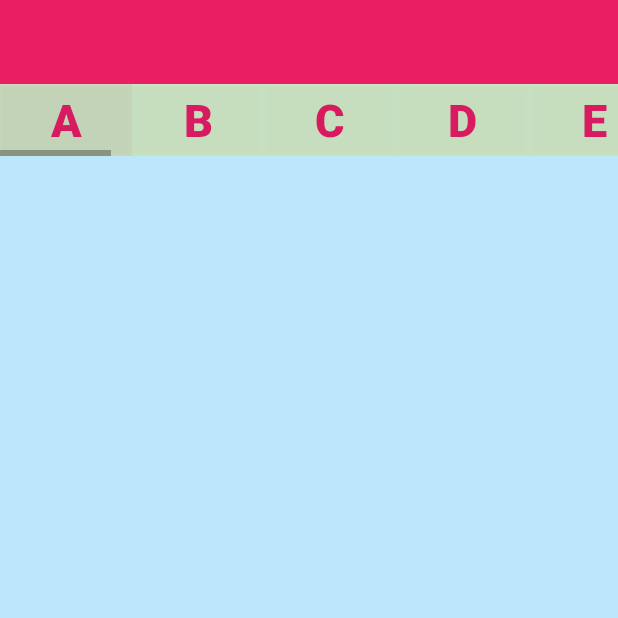
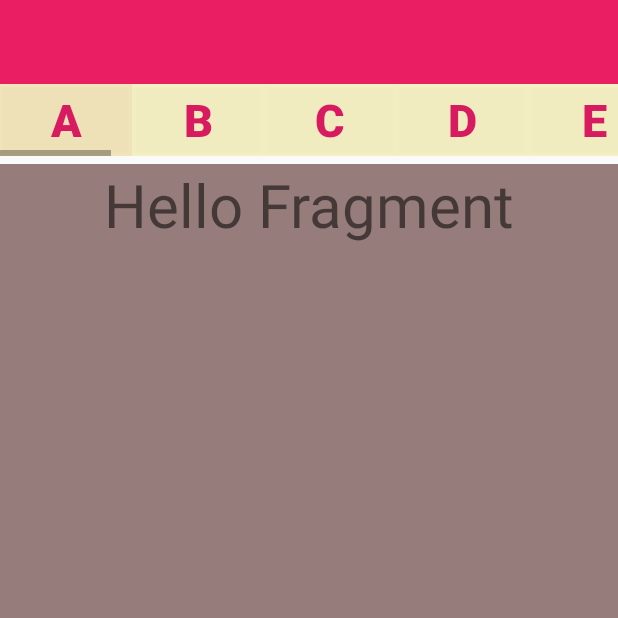
Before and after one commit to anjum-mech/Babysweetnames, an Android app: the BoyActivity screen opened directly, with no data from a screen before it, on a phone screen of 412 x 824 dp, the top half of it. Run offline under Robolectric (Android 15) with nearby library versions, the phone set to English and light mode, and no system bars.

Commit message:
add fragment

```diff
--- a/app/build.gradle
+++ b/app/build.gradle
@@ -25,10 +25,11 @@ android {
 
 dependencies {
     implementation fileTree(dir: 'libs', include: ['*.jar'])
-    implementation"org.jetbrains.kotlin:kotlin-stdlib-jdk7:$kotlin_version"
+    implementation "org.jetbrains.kotlin:kotlin-stdlib-jdk7:$kotlin_version"
     implementation 'androidx.appcompat:appcompat:1.1.0'
     implementation 'androidx.core:core-ktx:1.2.0'
     implementation 'androidx.constraintlayout:constraintlayout:1.1.3'
+    implementation 'androidx.legacy:legacy-support-v4:1.0.0'
     testImplementation 'junit:junit:4.12'
     androidTestImplementation 'androidx.test.ext:junit:1.1.1'
     androidTestImplementation 'androidx.test.espresso:espresso-core:3.2.0'
--- a/app/src/main/java/com/example/babysweetnames/BoyActivity.kt
+++ b/app/src/main/java/com/example/babysweetnames/BoyActivity.kt
@@ -2,11 +2,36 @@ package com.example.babysweetnames
 
 import android.os.Bundle
 import androidx.appcompat.app.AppCompatActivity
+import com.example.babysweetnames.boyfragments.A1Fragment
+import com.example.babysweetnames.boyfragments.B1Fragment
+import kotlinx.android.synthetic.main.activity_boy.*
 
 class BoyActivity : AppCompatActivity(){
 
     override fun onCreate(savedInstanceState: Bundle?) {
         super.onCreate(savedInstanceState)
         setContentView(R.layout.activity_boy)
+
+        loadA1(A1Fragment())
+        btnA1.setOnClickListener {
+            loadA1(A1Fragment())
+        }
+        btnB1.setOnClickListener {
+            loadB1(B1Fragment())
+        }
+
+
+    }
+
+    private fun loadA1(frag1 : A1Fragment){
+        val ft = supportFragmentManager.beginTransaction()
+        ft.replace(R.id.fragmentboy,frag1)
+        ft.commit()
+    }
+
+    private fun loadB1(frag2 : B1Fragment){
+        val ft = supportFragmentManager.beginTransaction()
+        ft.replace(R.id.fragmentboy,frag2)
+        ft.commit()
     }
 }
--- /dev/null
+++ b/app/src/main/java/com/example/babysweetnames/boyfragments/A1Fragment.kt
@@ -0,0 +1,17 @@
+package com.example.babysweetnames.boyfragments
+
+import android.os.Bundle
+import androidx.fragment.app.Fragment
+import android.view.LayoutInflater
+import android.view.View
+import android.view.ViewGroup
+import com.example.babysweetnames.R
+
+
+class A1Fragment : Fragment() {
+
+    override fun onCreateView(inflater: LayoutInflater, container: ViewGroup?, savedInstanceState: Bundle?): View? {
+        return LayoutInflater.from(container?.context).inflate(R.layout.fragment_a1,container,false)
+    }
+
+}
--- /dev/null
+++ b/app/src/main/java/com/example/babysweetnames/boyfragments/B1Fragment.kt
@@ -0,0 +1,17 @@
+package com.example.babysweetnames.boyfragments
+
+import android.os.Bundle
+import androidx.fragment.app.Fragment
+import android.view.LayoutInflater
+import android.view.View
+import android.view.ViewGroup
+import com.example.babysweetnames.R
+
+
+class B1Fragment : Fragment() {
+
+    override fun onCreateView(inflater: LayoutInflater, container: ViewGroup?, savedInstanceState: Bundle?): View? {
+        return LayoutInflater.from(container?.context).inflate(R.layout.fragment_b1,container,false)
+    }
+
+}
--- a/app/src/main/res/layout-land/activity_main.xml
+++ b/app/src/main/res/layout-land/activity_main.xml
@@ -7,7 +7,7 @@
     android:layout_height="match_parent"
     tools:context=".MainActivity"
     android:id="@+id/Welcome"
-    android:background="@drawable/sall"
+    android:background="@drawable/first"
     android:orientation="horizontal">
 
 
--- a/app/src/main/res/layout/activity_boy.xml
+++ b/app/src/main/res/layout/activity_boy.xml
@@ -1,8 +1,7 @@
 <?xml version="1.0" encoding="utf-8"?>
 <LinearLayout xmlns:android="http://schemas.android.com/apk/res/android"
     android:orientation="vertical" android:layout_width="match_parent"
-    android:layout_height="match_parent"
-    android:background="#4003A9F4">
+    android:layout_height="match_parent">
 
     <Toolbar
         android:layout_width="match_parent"
@@ -21,268 +20,277 @@
 
 
             <Button
+                android:id="@+id/btnA1"
                 android:layout_width="wrap_content"
                 android:layout_height="wrap_content"
-        android:text="A"
+                android:background="#40F3BE1D"
+                android:text="@string/A"
+                android:textColor="@color/colorAccent"
                 android:textSize="30dp"
-        android:id="@+id/A1"
-        android:textStyle="bold"
-        android:textColor="@color/colorAccent"
-        android:background="#40F3BE1D"/>
+                android:textStyle="bold" />
 
             <Button
+                android:id="@+id/btnB1"
                 android:layout_width="wrap_content"
                 android:layout_height="wrap_content"
-        android:text="B"
+                android:background="#40FFEB3B"
+                android:text="@string/B"
+                android:textColor="@color/colorAccent"
                 android:textSize="30dp"
-        android:id="@+id/B1"
-        android:textStyle="bold"
-        android:textColor="@color/colorAccent"
-        android:background="#40FFEB3B"/>
+                android:textStyle="bold" />
 
             <Button
+                android:id="@+id/btnC1"
                 android:layout_width="wrap_content"
                 android:layout_height="wrap_content"
-        android:text="C"
+                android:background="#40FFEB3B"
+                android:text="@string/C"
+                android:textColor="@color/colorAccent"
                 android:textSize="30dp"
-        android:id="@+id/C1"
-        android:textStyle="bold"
-        android:background="#40FFEB3B"
-        android:textColor="@color/colorAccent"/>
+                android:textStyle="bold" />
 
             <Button
+                android:id="@+id/btnD1"
                 android:layout_width="wrap_content"
                 android:layout_height="wrap_content"
-        android:text="D"
+                android:background="#40FFEB3B"
+                android:text="@string/D"
+                android:textColor="@color/colorAccent"
                 android:textSize="30dp"
-        android:id="@+id/D1"
-        android:textStyle="bold"
-        android:background="#40FFEB3B"
-        android:textColor="@color/colorAccent"/>
+                android:textStyle="bold" />
 
             <Button
+                android:id="@+id/btnE1"
                 android:layout_width="wrap_content"
                 android:layout_height="wrap_content"
-        android:text="E"
+                android:background="#40FFEB3B"
+                android:text="@string/E"
+                android:textColor="@color/colorAccent"
                 android:textSize="30dp"
-        android:id="@+id/E1"
-        android:textStyle="bold"
-        android:background="#40FFEB3B"
-        android:textColor="@color/colorAccent"/>
+                android:textStyle="bold" />
 
 
             <Button
+                android:id="@+id/btnF1"
                 android:layout_width="wrap_content"
                 android:layout_height="wrap_content"
-        android:text="F"
+                android:background="#40FFEB3B"
+                android:text="@string/F"
+                android:textColor="@color/colorAccent"
                 android:textSize="30dp"
-        android:id="@+id/F1"
-        android:textStyle="bold"
-        android:background="#40FFEB3B"
-        android:textColor="@color/colorAccent"/>
+                android:textStyle="bold" />
 
             <Button
+                android:id="@+id/btnG1"
                 android:layout_width="wrap_content"
                 android:layout_height="wrap_content"
-        android:text="G"
+                android:background="#40FFEB3B"
+                android:text="@string/G"
+                android:textColor="@color/colorAccent"
                 android:textSize="30dp"
-        android:id="@+id/G1"
-        android:textStyle="bold"
-        android:background="#40FFEB3B"
-        android:textColor="@color/colorAccent"/>
+                android:textStyle="bold" />
 
             <Button
+                android:id="@+id/btnH1"
                 android:layout_width="wrap_content"
                 android:layout_height="wrap_content"
-        android:text="H"
+                android:background="#40FFEB3B"
+                android:text="@string/H"
+                android:textColor="@color/colorAccent"
                 android:textSize="30dp"
-        android:id="@+id/H1"
-        android:textStyle="bold"
-        android:background="#40FFEB3B"
-        android:textColor="@color/colorAccent"/>
+                android:textStyle="bold" />
 
             <Button
+                android:id="@+id/btnI1"
                 android:layout_width="wrap_content"
                 android:layout_height="wrap_content"
-        android:text="I"
+                android:background="#40FFEB3B"
+                android:text="@string/I"
+                android:textColor="@color/colorAccent"
                 android:textSize="30dp"
-        android:id="@+id/I1"
-        android:textStyle="bold"
-        android:background="#40FFEB3B"
-        android:textColor="@color/colorAccent"/>
+                android:textStyle="bold" />
 
             <Button
+                android:id="@+id/btnJ1"
                 android:layout_width="wrap_content"
                 android:layout_height="wrap_content"
-        android:text="J"
+                android:background="#40FFEB3B"
+                android:text="@string/J"
+                android:textColor="@color/colorAccent"
                 android:textSize="30dp"
-        android:id="@+id/J1"
-        android:textStyle="bold"
-        android:background="#40FFEB3B"
-        android:textColor="@color/colorAccent"/>
+                android:textStyle="bold" />
 
             <Button
+                android:id="@+id/btnK1"
                 android:layout_width="wrap_content"
                 android:layout_height="wrap_content"
-        android:text="K"
+                android:background="#40FFEB3B"
+                android:text="@string/K"
+                android:textColor="@color/colorAccent"
                 android:textSize="30dp"
-        android:id="@+id/K1"
-        android:textStyle="bold"
-        android:background="#40FFEB3B"
-        android:textColor="@color/colorAccent"/>
+                android:textStyle="bold" />
 
             <Button
+                android:id="@+id/btnL1"
                 android:layout_width="wrap_content"
                 android:layout_height="wrap_content"
-        android:text="L"
+                android:background="#40FFEB3B"
+                android:text="@string/L"
+                android:textColor="@color/colorAccent"
                 android:textSize="30dp"
-        android:id="@+id/L1"
-        android:textStyle="bold"
-        android:background="#40FFEB3B"
-        android:textColor="@color/colorAccent"/>
+                android:textStyle="bold" />
 
             <Button
+                android:id="@+id/btnM1"
                 android:layout_width="wrap_content"
                 android:layout_height="wrap_content"
-        android:text="M"
+                android:background="#40FFEB3B"
+                android:text="@string/M"
+                android:textColor="@color/colorAccent"
                 android:textSize="30dp"
-        android:id="@+id/M1"
-        android:textStyle="bold"
-        android:background="#40FFEB3B"
-        android:textColor="@color/colorAccent"/>
+                android:textStyle="bold" />
 
             <Button
+                android:id="@+id/btnN1"
                 android:layout_width="wrap_content"
                 android:layout_height="wrap_content"
-        android:text="N"
+                android:background="#40FFEB3B"
+                android:text="@string/N"
+                android:textColor="@color/colorAccent"
                 android:textSize="30dp"
-        android:id="@+id/N1"
-        android:textStyle="bold"
-        android:background="#40FFEB3B"
-        android:textColor="@color/colorAccent"/>
+                android:textStyle="bold" />
 
             <Button
+                android:id="@+id/btnO1"
                 android:layout_width="wrap_content"
                 android:layout_height="wrap_content"
-        android:text="O"
+                android:background="#40FFEB3B"
+                android:text="@string/O"
+                android:textColor="@color/colorAccent"
                 android:textSize="30dp"
-        android:id="@+id/O1"
-        android:textStyle="bold"
-        android:background="#40FFEB3B"
-        android:textColor="@color/colorAccent"/>
+                android:textStyle="bold" />
 
             <Button
+                android:id="@+id/btnP1"
                 android:layout_width="wrap_content"
                 android:layout_height="wrap_content"
-        android:text="P"
+                android:background="#40FFEB3B"
+                android:text="@string/P"
+                android:textColor="@color/colorAccent"
                 android:textSize="30dp"
-        android:id="@+id/P1"
-        android:textStyle="bold"
-        android:background="#40FFEB3B"
-        android:textColor="@color/colorAccent"/>
+                android:textStyle="bold" />
 
             <Button
+                android:id="@+id/btnQ1"
                 android:layout_width="wrap_content"
                 android:layout_height="wrap_content"
-        android:text="Q"
+                android:background="#40FFEB3B"
+                android:text="@string/Q"
+                android:textColor="@color/colorAccent"
                 android:textSize="30dp"
-        android:id="@+id/Q1"
-        android:textStyle="bold"
-        android:background="#40FFEB3B"
-        android:textColor="@color/colorAccent"/>
+                android:textStyle="bold" />
 
             <Button
+                android:id="@+id/btnR1"
                 android:layout_width="wrap_content"
                 android:layout_height="wrap_content"
-        android:text="R"
+                android:background="#40FFEB3B"
+                android:text="@string/R"
+                android:textColor="@color/colorAccent"
                 android:textSize="30dp"
-        android:id="@+id/R1"
-        android:textStyle="bold"
-        android:background="#40FFEB3B"
-        android:textColor="@color/colorAccent"/>
+                android:textStyle="bold" />
 
             <Button
+                android:id="@+id/btnS1"
                 android:layout_width="wrap_content"
                 android:layout_height="wrap_content"
-        android:text="S"
+                android:background="#40FFEB3B"
+                android:text="@string/S"
+                android:textColor="@color/colorAccent"
                 android:textSize="30dp"
-        android:id="@+id/S1"
-        android:textStyle="bold"
-        android:background="#40FFEB3B"
-        android:textColor="@color/colorAccent"/>
+                android:textStyle="bold" />
 
             <Button
+                android:id="@+id/btnT1"
                 android:layout_width="wrap_content"
                 android:layout_height="wrap_content"
-        android:text="T"
+                android:background="#40FFEB3B"
+                android:text="@string/T"
+                android:textColor="@color/colorAccent"
                 android:textSize="30dp"
-        android:id="@+id/T1"
-        android:textStyle="bold"
-        android:background="#40FFEB3B"
-        android:textColor="@color/colorAccent"/>
+                android:textStyle="bold" />
 
             <Button
+                android:id="@+id/btnU1"
                 android:layout_width="wrap_content"
                 android:layout_height="wrap_content"
-        android:text="U"
+                android:background="#40FFEB3B"
+                android:text="@string/U"
+                android:textColor="@color/colorAccent"
                 android:textSize="30dp"
-        android:id="@+id/U1"
-        android:textStyle="bold"
-        android:background="#40FFEB3B"
-        android:textColor="@color/colorAccent"/>
+                android:textStyle="bold" />
 
             <Button
+                android:id="@+id/btnV1"
                 android:layout_width="wrap_content"
                 android:layout_height="wrap_content"
-        android:text="V"
+                android:background="#40FFEB3B"
+                android:text="@string/V"
+                android:textColor="@color/colorAccent"
                 android:textSize="30dp"
-        android:id="@+id/V1"
-        android:textStyle="bold"
-        android:background="#40FFEB3B"
-        android:textColor="@color/colorAccent"/>
+                android:textStyle="bold" />
 
             <Button
+                android:id="@+id/btnW1"
                 android:layout_width="wrap_content"
                 android:layout_height="wrap_content"
-        android:text="W"
+                android:background="#40FFEB3B"
+                android:text="@string/W"
+                android:textColor="@color/colorAccent"
                 android:textSize="30dp"
-        android:id="@+id/W1"
-        android:textStyle="bold"
-        android:background="#40FFEB3B"
-        android:textColor="@color/colorAccent"/>
+                android:textStyle="bold" />
 
             <Button
+                android:id="@+id/btnX1"
                 android:layout_width="wrap_content"
                 android:layout_height="wrap_content"
-        android:text="X"
+                android:background="#40FFEB3B"
+                android:text="@string/X"
+                android:textColor="@color/colorAccent"
                 android:textSize="30dp"
-        android:id="@+id/X1"
-        android:textStyle="bold"
-        android:background="#40FFEB3B"
-        android:textColor="@color/colorAccent"/>
+                android:textStyle="bold" />
 
             <Button
+                android:id="@+id/btnY1"
                 android:layout_width="wrap_content"
                 android:layout_height="wrap_content"
-        android:text="Y"
+                android:background="#40FFEB3B"
+                android:text="@string/Y"
+                android:textColor="@color/colorAccent"
                 android:textSize="30dp"
-        android:id="@+id/Y1"
-        android:textStyle="bold"
-        android:background="#40FFEB3B"
-        android:textColor="@color/colorAccent"/>
+                android:textStyle="bold" />
 
             <Button
+                android:id="@+id/btnZ1"
                 android:layout_width="wrap_content"
                 android:layout_height="wrap_content"
-        android:text="Z"
+                android:background="#40FFEB3B"
+                android:text="@string/Z"
+                android:textColor="@color/colorAccent"
                 android:textSize="30dp"
-        android:id="@+id/Z1"
-        android:textStyle="bold"
-        android:background="#40FFEB3B"
-        android:textColor="@color/colorAccent"/>
+                android:textStyle="bold" />
 
 </LinearLayout>
     </HorizontalScrollView>
 
+    <FrameLayout
+        android:layout_width="match_parent"
+        android:layout_height="match_parent"
+        android:layout_marginTop="5dp"
+        android:id="@+id/fragmentboy"/>
+
+
+
+
 
 </LinearLayout>
--- a/app/src/main/res/layout/activity_main.xml
+++ b/app/src/main/res/layout/activity_main.xml
@@ -7,7 +7,8 @@
     android:layout_height="match_parent"
     tools:context=".MainActivity"
     android:id="@+id/Welcome"
-    android:background="@drawable/baby">
+    android:background="@drawable/first"
+    android:orientation="vertical">
 
 
 </LinearLayout>
--- /dev/null
+++ b/app/src/main/res/layout/fragment_a1.xml
@@ -0,0 +1,18 @@
+<?xml version="1.0" encoding="utf-8"?>
+<FrameLayout xmlns:android="http://schemas.android.com/apk/res/android"
+    xmlns:tools="http://schemas.android.com/tools"
+    android:layout_width="match_parent"
+    android:layout_height="match_parent"
+    tools:context=".boyfragments.A1Fragment"
+    android:background="#F5927876">
+    <TextView
+        android:layout_width="match_parent"
+        android:layout_height="wrap_content"
+        android:text="Hello Fragment"
+        android:textSize="40dp"
+        android:textAlignment="center">
+
+    </TextView>
+
+
+</FrameLayout>
--- /dev/null
+++ b/app/src/main/res/layout/fragment_b1.xml
@@ -0,0 +1,11 @@
+<?xml version="1.0" encoding="utf-8"?>
+<FrameLayout xmlns:android="http://schemas.android.com/apk/res/android"
+    xmlns:tools="http://schemas.android.com/tools"
+    android:layout_width="match_parent"
+    android:layout_height="match_parent"
+    tools:context=".boyfragments.A1Fragment"
+    android:background="#F3AA1DC9">
+
+
+
+</FrameLayout>
--- a/app/src/main/res/values/strings.xml
+++ b/app/src/main/res/values/strings.xml
@@ -1,3 +1,32 @@
 <resources>
     <string name="app_name">Baby sweet names</string>
+
+    <!-- TODO: Remove or change this placeholder text -->
+    <string name="hello_blank_fragment">Hello blank fragment</string>
+    <string name="A">A</string>
+    <string name="B">B</string>
+    <string name="C">C</string>
+    <string name="D">D</string>
+    <string name="E">E</string>
+    <string name="F">F</string>
+    <string name="G">G</string>
+    <string name="H">H</string>
+    <string name="I">I</string>
+    <string name="J">J</string>
+    <string name="K">K</string>
+    <string name="L">L</string>
+    <string name="M">M</string>
+    <string name="N">N</string>
+    <string name="O">O</string>
+    <string name="P">P</string>
+    <string name="Q">Q</string>
+    <string name="R">R</string>
+    <string name="S">S</string>
+    <string name="T">T</string>
+    <string name="U">U</string>
+    <string name="V">V</string>
+    <string name="W">W</string>
+    <string name="X">X</string>
+    <string name="Y">Y</string>
+    <string name="Z">Z</string>
 </resources>
```
Also changed, not shown: app/src/main/res/drawable/first.jpg (added). Lines whose indentation alone changed are shown as unchanged.
